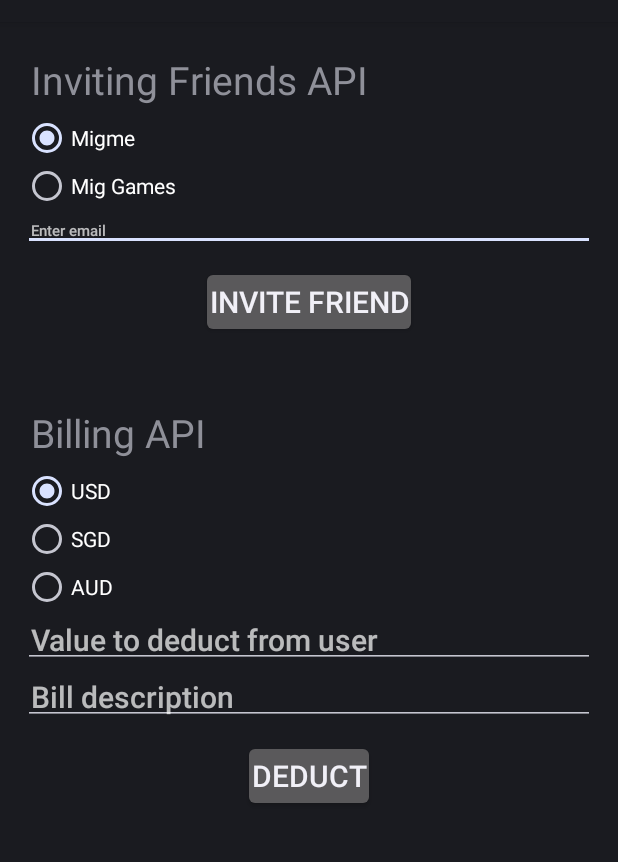
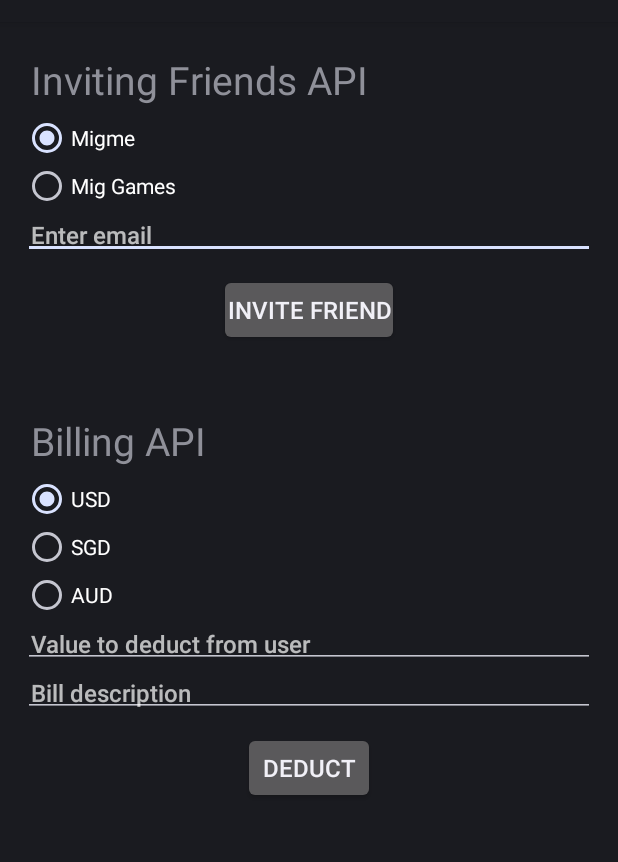
Before and after one commit to SeanChuangMig/migCats, an Android app: the layout fragment_other.xml on its own in the app's theme, with its tools: preview values and no code run, on a phone screen of 412 x 824 dp, the part 62-924 px from its top. Run offline under Robolectric (Android 15) with nearby library versions, the phone set to English and light mode, and no system bars.

Commit message:
Hide redirect page after login Fine tune OtherFragment

```diff
--- a/app/src/main/res/layout/fragment_other.xml
+++ b/app/src/main/res/layout/fragment_other.xml
@@ -44,7 +44,7 @@
             android:layout_height="wrap_content"
             android:hint="Enter email"
             android:padding="5dp"
-            android:textSize="10dp"/>
+            android:textSize="16dp"/>
 
         <Button
             android:id="@+id/invite_Button"
@@ -54,7 +54,7 @@
             android:layout_margin="10dp"
             android:padding="5dp"
             android:text="Invite friend"
-            android:textSize="20dp"/>
+            android:textSize="16dp"/>
 
 
         <TextView
@@ -100,7 +100,7 @@
             android:hint="Value to deduct from user"
             android:padding="5dp"
             android:singleLine="true"
-            android:textSize="20dp"/>
+            android:textSize="16dp"/>
 
         <EditText
             android:id="@+id/description_EditText"
@@ -109,7 +109,7 @@
             android:hint="Bill description"
             android:padding="5dp"
             android:singleLine="true"
-            android:textSize="20dp"/>
+            android:textSize="16dp"/>
 
         <Button
             android:id="@+id/deduct_Button"
@@ -119,7 +119,7 @@
             android:layout_margin="10dp"
             android:padding="5dp"
             android:text="Deduct"
-            android:textSize="20dp"/>
+            android:textSize="16dp"/>
     </LinearLayout>
 
 </ScrollView>
```
Also changed, not shown: app/src/main/java/sample/com/cats/FriendFragment.java (+8 -6 lines), app/src/main/java/sample/com/cats/LoginActivity.java (+23 -18 lines).
